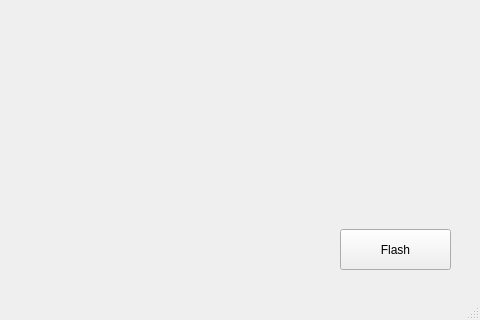
Before: the Qt Designer form ui/main_window.ui in Giieniox256/hdzero-programmer, drawn with Qt 5; both pictures show x 320 to 800 and y 280 to 600 of the 800 by 600 pixel window.
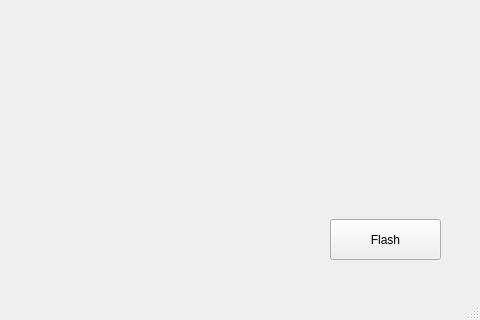
After: the same form once the commit is applied.

Commit message: add icon fo gui

Patch:
```diff
--- a/ui/main_window.ui
+++ b/ui/main_window.ui
@@ -17,12 +17,21 @@
    <widget class="QPushButton" name="btn_flash">
     <property name="geometry">
      <rect>
-      <x>660</x>
-      <y>490</y>
+      <x>650</x>
+      <y>480</y>
       <width>111</width>
       <height>41</height>
      </rect>
     </property>
+    <property name="minimumSize">
+     <size>
+      <width>111</width>
+      <height>41</height>
+     </size>
+    </property>
+    <property name="toolTip">
+     <string>&lt;html&gt;&lt;head/&gt;&lt;body&gt;&lt;p&gt;Start flash Firmware on selected VTX&lt;/p&gt;&lt;/body&gt;&lt;/html&gt;</string>
+    </property>
     <property name="text">
      <string>Flash</string>
     </property>
```
The commit also changes 5 other files.
